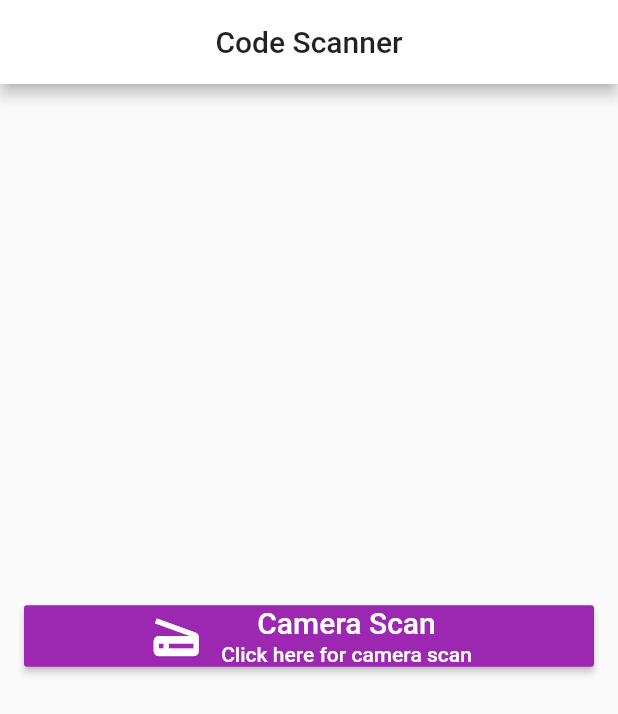
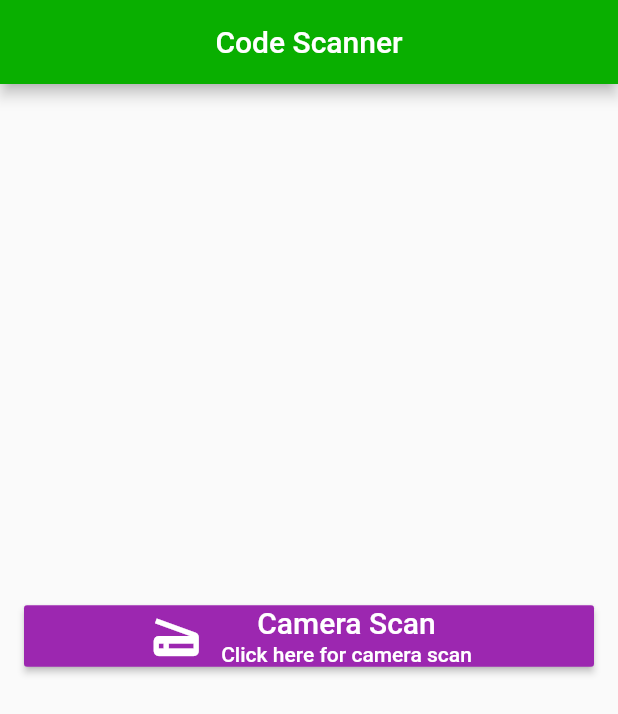
Before and after one commit to konstantinurbanides/productscanner, a Flutter app: the screen it shows after launch, on a phone screen of 412 x 824 dp. Shown: the top 714 px of the screen. Run offline on Flutter 3.47's test engine with Material 2 defaults, Android fonts, the phone set to English and light mode, and no system bars; missing offline and left inert: barcode_scan.

```diff
--- a/lib/main.dart
+++ b/lib/main.dart
@@ -4,7 +4,7 @@
 
 import 'package:flutter/material.dart';
 import 'package:flutter/services.dart';
-import 'package:glutenfree_app/scan.dart';
+import 'package:glutify/scan.dart';
 
 void main() => runApp(MyApp());
 
@@ -12,13 +12,13 @@ class MyApp extends StatelessWidget {
   @override
   Widget build(BuildContext context) {
    SystemChrome.setSystemUIOverlayStyle(SystemUiOverlayStyle(
-      statusBarColor: Colors.white,
+      statusBarColor: Color(0xff09af00),
       statusBarBrightness: Brightness.dark,
     ));
     return MaterialApp(
       title: 'Glutify',
       theme: ThemeData(
-        primaryColor: Colors.white
+        primaryColor: Color(0xff09af00)
       ),
       home: ScanScreen(),
     );
```
Also changed, not shown: pubspec.yaml (+8 -2 lines), assets/icon/icon.png (added), 29 other files.
